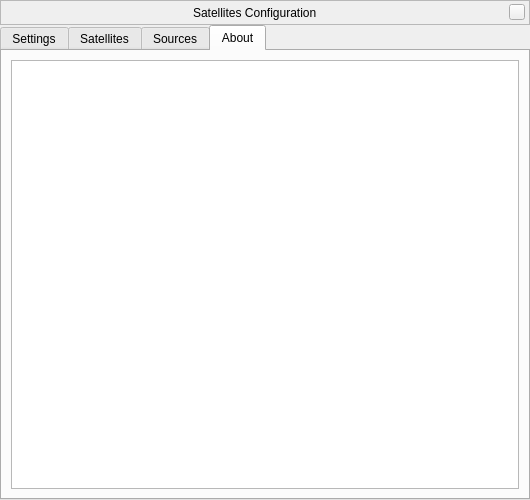
First picture: the form in plugins/Satellites/src/gui/satellitesDialog.ui, repository 519984307/stellarium_src, before the edit.
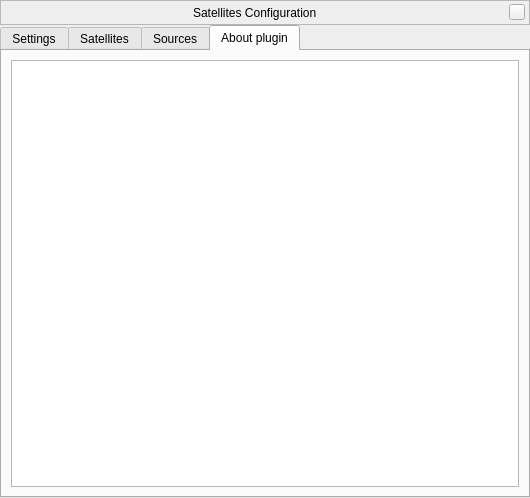
Second picture: the form after the edit. The open tabs and pages were chosen to show the change. Icons and pictures are not drawn. Custom widgets are drawn as their Qt base class.

Commit message: improve string for translation: About -> About plugin

```diff
--- a/plugins/Satellites/src/gui/satellitesDialog.ui
+++ b/plugins/Satellites/src/gui/satellitesDialog.ui
@@ -6,8 +6,8 @@
    <rect>
     <x>0</x>
     <y>0</y>
-    <width>530</width>
-    <height>500</height>
+    <width>528</width>
+    <height>498</height>
    </rect>
   </property>
   <property name="windowTitle">
@@ -785,7 +785,7 @@
      </widget>
      <widget class="QWidget" name="aboutTab">
       <attribute name="title">
-       <string>About</string>
+       <string>About plugin</string>
       </attribute>
       <layout class="QVBoxLayout" name="verticalLayout_11">
        <property name="spacing">
```
Left out of the diff: 2 changed lines with no effect on the pictures. The commit also changes 8 other files.
